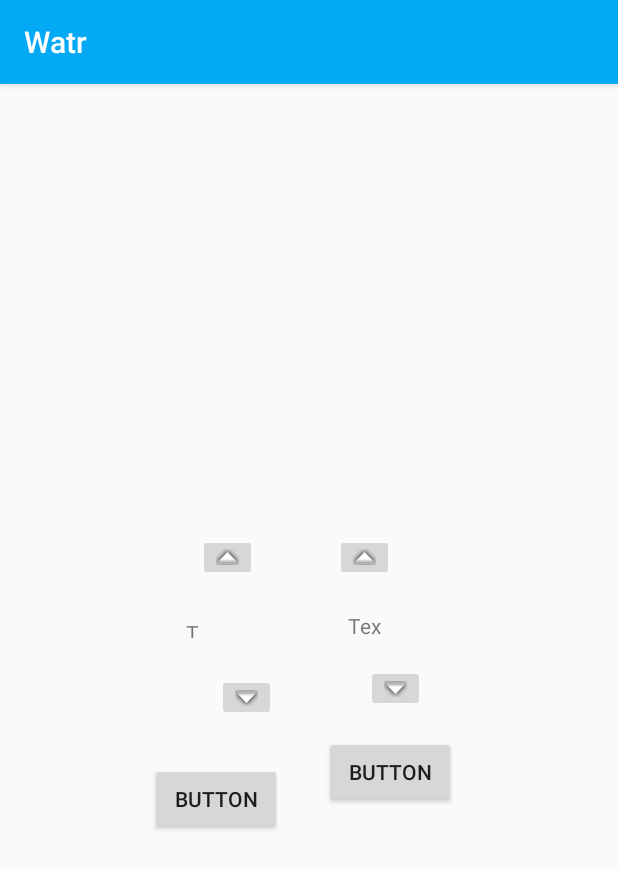
After one commit to watr-app/app, an Android app: the timeselect screen opened directly, with no data from a screen before it, on a phone screen of 412 x 824 dp. The commit adds this screen. Shown: the top 869 px of the screen. Run offline under Robolectric (Android 15) with nearby library versions, the phone set to English and light mode, and no system bars; 1 statement that could not run was skipped.

Commit message:
push
dad

```diff
--- a/app/build.gradle
+++ b/app/build.gradle
@@ -43,6 +43,7 @@ dependencies {
     implementation 'org.jetbrains:annotations-java5:15.0'
     implementation 'com.google.code.gson:gson:2.8.6'
     implementation 'org.ocpsoft.prettytime:prettytime:4.0.6.Final'
+    implementation 'androidx.legacy:legacy-support-v4:1.0.0'
 
     testImplementation 'junit:junit:4.13'
     androidTestImplementation 'androidx.test.ext:junit:1.1.2'
--- /dev/null
+++ b/app/src/main/java/com/watr/app/timeselect.java
@@ -0,0 +1,65 @@
+/*
+ * Watr. Android application
+ * Copyright (c) 2020 Linus Willner, Panu Eronen and Markus Hartikainen.
+ * Licensed under the MIT license.
+ */
+
+package com.watr.app;
+
+import android.util.Log;
+import android.view.View;
+import android.widget.TextView;
+import androidx.appcompat.app.AppCompatActivity;
+import android.os.Bundle;
+import com.watr.app.datastore.sharedpreferences.settings.SettingsManager;
+import com.watr.app.datastore.sharedpreferences.userprofile.UserProfileManager;
+import com.watr.app.ui.activities.MainActivity;
+
+public class timeselect extends AppCompatActivity {
+  private int mm = 10;
+  private int hh = 10;
+  private SettingsManager userProfileManager;
+
+
+
+  @Override
+  protected void onCreate(Bundle savedInstanceState) {
+    super.onCreate(savedInstanceState);
+    setContentView(R.layout.activity_timeselect);
+    userProfileManager = MainActivity.getSettingsManager();
+    //Log.d(userProfileManager.getCtx().getBoolean("useMetricUnits",true));
+    /*
+    TextView tv1 = findViewById(R.id.mmbox);
+    TextView tv2 = findViewById(R.id.hhbox);
+    tv1.setText(Integer.toString(mm));
+    tv2.setText(Integer.toString(hh));*/
+  }
+  private void increasehh(View view){
+    if(hh + 1>23){
+      hh = 0;
+    }
+      hh = hh+1;
+  }
+  private void increasemm(View view){
+    if(mm +1 > 59){
+      mm= mm+1;
+    }else{
+      mm = 0;
+    }
+
+  }
+  private void decreasehh(View view){
+    if(hh - 1 <0){
+      hh = 24;
+    }else{
+    hh = hh-1;
+    }
+  }
+  private void decreasemm(View view){
+    if(mm -1 <0){
+      mm = 59;
+    }else{
+    mm = mm -1;
+        }
+  }
+}
--- /dev/null
+++ b/app/src/main/res/layout/activity_timeselect.xml
@@ -0,0 +1,93 @@
+<?xml version="1.0" encoding="utf-8"?>
+<!--
+  ~ Watr. Android application
+  ~ Copyright (c) 2020 Linus Willner, Panu Eronen and Markus Hartikainen.
+  ~ Licensed under the MIT license.
+  -->
+
+<androidx.constraintlayout.widget.ConstraintLayout xmlns:android="http://schemas.android.com/apk/res/android"
+  xmlns:app="http://schemas.android.com/apk/res-auto"
+  xmlns:tools="http://schemas.android.com/tools"
+  android:layout_width="match_parent"
+  android:layout_height="match_parent"
+  tools:context=".timeselect">
+
+  <Button
+    android:id="@+id/setwakup"
+    android:layout_width="wrap_content"
+    android:layout_height="wrap_content"
+    android:layout_marginTop="28dp"
+    android:layout_marginStart="100dp"
+    android:text="Button"
+    app:layout_constraintStart_toStartOf="parent"
+    app:layout_constraintTop_toBottomOf="@+id/hhdown" />
+  <Button
+    android:id="@+id/setbed"
+    android:layout_width="wrap_content"
+    android:layout_height="wrap_content"
+    android:layout_marginTop="16dp"
+    android:layout_marginStart="28dp"
+    android:text="Button"
+    app:layout_constraintStart_toEndOf="@+id/setwakup"
+    app:layout_constraintTop_toBottomOf="@+id/mmdown" />
+  <ImageButton
+    android:id="@+id/mmup"
+    android:layout_width="wrap_content"
+    android:layout_height="wrap_content"
+    android:layout_marginTop="300dp"
+    android:layout_marginStart="52dp"
+    android:onClick="increasemm"
+    app:layout_constraintStart_toEndOf="@+id/hhup"
+    app:layout_constraintTop_toTopOf="parent"
+    app:srcCompat="@android:drawable/arrow_up_float" />
+  <ImageButton
+    android:id="@+id/mmdown"
+    android:layout_width="wrap_content"
+    android:layout_height="wrap_content"
+    android:layout_marginTop="20dp"
+    android:layout_marginStart="244dp"
+    android:onClick="decreasemm"
+    app:layout_constraintStart_toStartOf="parent"
+    app:layout_constraintTop_toBottomOf="@+id/mmbox"
+    app:srcCompat="@android:drawable/arrow_down_float" />
+  <ImageButton
+    android:id="@+id/hhdown"
+    android:layout_width="wrap_content"
+    android:layout_height="wrap_content"
+    android:layout_marginTop="24dp"
+    android:layout_marginEnd="60dp"
+    android:onClick="decreasehh"
+    app:layout_constraintEnd_toStartOf="@+id/mmdown"
+    app:layout_constraintHorizontal_bias="1.0"
+    app:layout_constraintStart_toStartOf="parent"
+    app:layout_constraintTop_toBottomOf="@+id/hhbox"
+    app:srcCompat="@android:drawable/arrow_down_float" />
+  <ImageButton
+    android:id="@+id/hhup"
+    android:layout_width="wrap_content"
+    android:layout_height="wrap_content"
+    android:layout_marginTop="300dp"
+    android:layout_marginStart="132dp"
+    android:onClick="increasehh"
+    app:layout_constraintStart_toStartOf="parent"
+    app:layout_constraintTop_toTopOf="parent"
+    app:srcCompat="@android:drawable/arrow_up_float" />
+  <TextView
+    android:id="@+id/hhbox"
+    android:layout_width="20dp"
+    android:layout_height="13dp"
+    android:layout_marginTop="56dp"
+    android:layout_marginStart="124dp"
+    android:text="TextView"
+    app:layout_constraintStart_toStartOf="parent"
+    app:layout_constraintTop_toTopOf="@+id/hhup" />
+  <TextView
+    android:id="@+id/mmbox"
+    android:layout_width="29dp"
+    android:layout_height="16dp"
+    android:layout_marginTop="20dp"
+    android:layout_marginStart="88dp"
+    android:text="TextView"
+    app:layout_constraintStart_toEndOf="@+id/hhbox"
+    app:layout_constraintTop_toBottomOf="@+id/mmup" />
+</androidx.constraintlayout.widget.ConstraintLayout>
--- a/app/src/main/res/values/strings.xml
+++ b/app/src/main/res/values/strings.xml
@@ -30,4 +30,6 @@
   <string name="context_message_hydration_remembered">You\'re on track towards your daily target!</string>
   <string name="context_message_hydration_forgotten">You\'re at risk of dehydration!</string>
   <string name="context_message_hydration_target_achieved">You\'ve reached your daily target! Nice work!</string>
+  <!-- TODO: Remove or change this placeholder text -->
+  <string name="hello_blank_fragment">Hello blank fragment</string>
 </resources>
```
Also changed, not shown: app/src/main/AndroidManifest.xml (+2 -7 lines), app/src/main/java/com/watr/app/UserProfileSettings.java (+7 -1 lines), app/src/main/res/layout/activity_user_profile_settings.xml (+10 -0 lines), app/src/main/res/layout/fragment_timepickerfragment.xml (added, +20 -0 lines).
